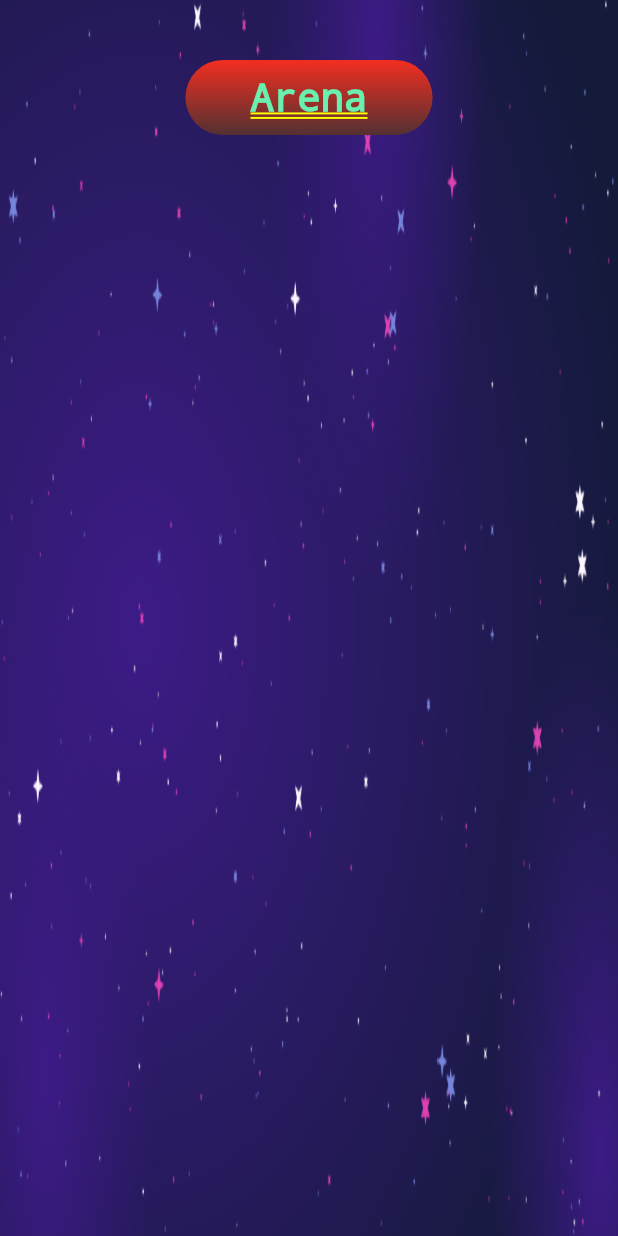
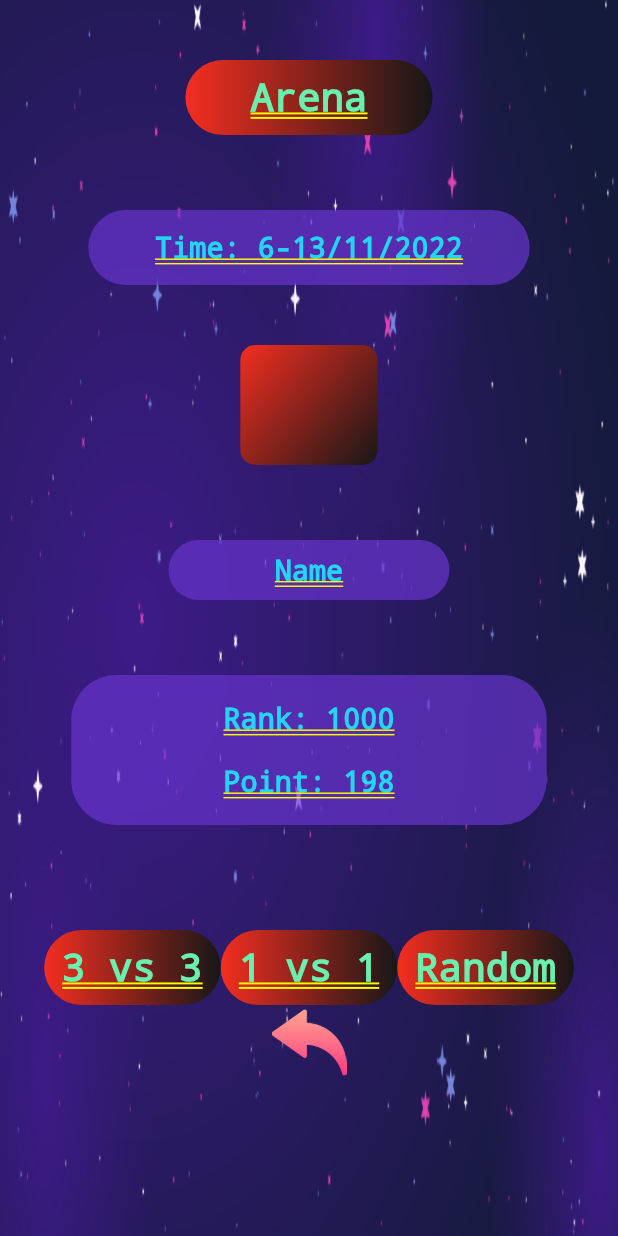
Before and after one commit to thanhpro0703/o_z_e, a Flutter app: the screen it shows after launch, on a phone screen of 412 x 824 dp. Run offline on Flutter 3.47's test engine with Material 2 defaults, Android fonts, the phone set to English and light mode, and no system bars.

Commit message:
update Arena

```diff
--- a/game_app/lib/screen_choose_level/screen_choose_level.dart
+++ b/game_app/lib/screen_choose_level/screen_choose_level.dart
@@ -26,9 +26,9 @@ class _MyScreenChooseLevel extends State<Screen_Choose_Level> {
             decoration: BoxDecoration(
                 borderRadius: BorderRadius.circular(50),
                 gradient: const LinearGradient(
-                  colors: [Color(0xfff32e20), Color.fromARGB(251, 84, 49, 49)],
-                  begin: Alignment.topCenter,
-                  end: Alignment.bottomCenter,
+                  colors: [Color(0xfff32e20), Color(0xff171717)],
+                  begin: Alignment.centerLeft,
+                  end: Alignment.centerRight,
                 )),
             child: Center(
               child: Text(
@@ -37,7 +37,147 @@ class _MyScreenChooseLevel extends State<Screen_Choose_Level> {
                   color: Colors.greenAccent,
                   fontSize: 26,
                 ),
+              ),
+            ),
+          ),
+          Padding(padding: EdgeInsets.only(top: 50)),
+          Container(
+              width: MediaQuery.of(context).size.width / 1.4,
+              height: 50,
+              // color: Colors.grey.withOpacity(0.4),
+              decoration: BoxDecoration(
+                  borderRadius: BorderRadius.circular(50),
+                  color: Color(0xffff6633CC).withOpacity(0.7)),
+              child: Center(
+                child: Text(
+                  'Time: 6-13/11/2022',
+                  style: TextStyle(
+                      color: Colors.cyanAccent.withOpacity(0.8), fontSize: 19),
+                ),
               )),
+          Padding(padding: EdgeInsets.only(top: 40)),
+          Container(
+            width: MediaQuery.of(context).size.width / 4.5,
+            height: 80,
+            // color: Colors.grey.withOpacity(0.4),
+            decoration: BoxDecoration(
+                borderRadius: BorderRadius.circular(10),
+                gradient: const LinearGradient(
+                  colors: [Color(0xfff32e20), Color(0xff171717)],
+                  begin: Alignment.topLeft,
+                  end: Alignment.bottomRight,
+                )),
+            child: Center(),
+          ),
+          Padding(padding: EdgeInsets.only(top: 50)),
+          Container(
+              width: MediaQuery.of(context).size.width / 2.2,
+              height: 40,
+              // color: Colors.grey.withOpacity(0.4),
+              decoration: BoxDecoration(
+                  borderRadius: BorderRadius.circular(50),
+                  color: Color(0xffff6633CC).withOpacity(0.7)),
+              child: Center(
+                child: Text(
+                  'Name',
+                  style: TextStyle(
+                      color: Colors.cyanAccent.withOpacity(0.8), fontSize: 19),
+                ),
+              )),
+          Padding(padding: EdgeInsets.only(top: 50)),
+          Container(
+              width: MediaQuery.of(context).size.width / 1.3,
+              height: 100,
+              // color: Colors.grey.withOpacity(0.4),
+              decoration: BoxDecoration(
+                  borderRadius: BorderRadius.circular(30),
+                  color: Color(0xffff6633CC).withOpacity(0.7)),
+              child: Center(
+                child: Column(
+                    mainAxisAlignment: MainAxisAlignment.center,
+                    children: [
+                      Text(
+                        'Rank: 1000',
+                        style: TextStyle(
+                            color: Colors.cyanAccent.withOpacity(0.8),
+                            fontSize: 19),
+                      ),
+                      Padding(padding: EdgeInsets.fromLTRB(0, 10, 0, 10)),
+                      Text(
+                        'Point: 198',
+                        style: TextStyle(
+                            color: Colors.cyanAccent.withOpacity(0.8),
+                            fontSize: 19),
+                      )
+                    ]),
+              )),
+          Padding(padding: EdgeInsets.only(top: 70)),
+          Row(
+            mainAxisAlignment: MainAxisAlignment.center,
+            children: [
+              Container(
+                  width: MediaQuery.of(context).size.width / 3.5,
+                  height: 50,
+                  decoration: BoxDecoration(
+                      borderRadius: BorderRadius.circular(50),
+                      gradient: const LinearGradient(
+                        colors: [Color(0xfff32e20), Color(0xff171717)],
+                        begin: Alignment.centerLeft,
+                        end: Alignment.centerRight,
+                      )),
+                  child: Center(
+                    child: Text(
+                      '3 vs 3',
+                      style: TextStyle(
+                        color: Colors.greenAccent,
+                        fontSize: 26,
+                      ),
+                    ),
+                  )),
+              Container(
+                  width: MediaQuery.of(context).size.width / 3.5,
+                  height: 50,
+                  decoration: BoxDecoration(
+                      borderRadius: BorderRadius.circular(50),
+                      gradient: const LinearGradient(
+                        colors: [Color(0xfff32e20), Color(0xff171717)],
+                        begin: Alignment.centerLeft,
+                        end: Alignment.centerRight,
+                      )),
+                  child: Center(
+                    child: Text(
+                      '1 vs 1',
+                      style: TextStyle(
+                        color: Colors.greenAccent,
+                        fontSize: 26,
+                      ),
+                    ),
+                  )),
+              Container(
+                  width: MediaQuery.of(context).size.width / 3.5,
+                  height: 50,
+                  decoration: BoxDecoration(
+                      borderRadius: BorderRadius.circular(50),
+                      gradient: const LinearGradient(
+                        colors: [Color(0xfff32e20), Color(0xff171717)],
+                        begin: Alignment.centerLeft,
+                        end: Alignment.centerRight,
+                      )),
+                  child: Center(
+                    child: Text(
+                      'Random',
+                      style: TextStyle(
+                        color: Colors.greenAccent,
+                        fontSize: 26,
+                      ),
+                    ),
+                  ))
+            ],
+          ),
+          Container(
+            height: 50,
+            width: 50,
+            child: Image(image: AssetImage('assets/reply-message.png')),
           )
         ],
       ),
```
Lines whose indentation alone changed are shown as unchanged.
